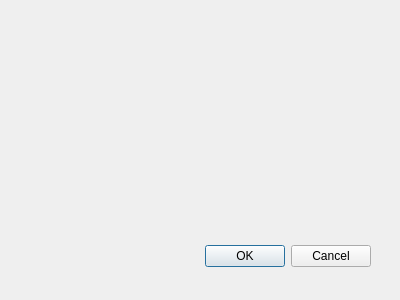
First picture: the form in qceplib-base/qcepsetdatavaluerangedialog.ui, repository guyjennings/qxrd, before the edit.
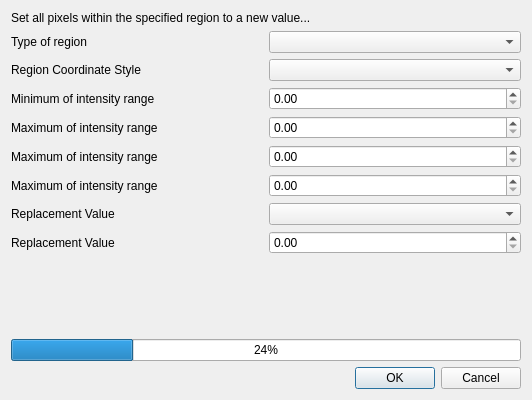
Second picture: the form after the edit.

Commit message: Initial implementation of set data value range command

What changed in the file:
```diff
--- a/qceplib-base/qcepsetdatavaluerangedialog.ui
+++ b/qceplib-base/qcepsetdatavaluerangedialog.ui
@@ -8,29 +8,132 @@
    <rect>
     <x>0</x>
     <y>0</y>
-    <width>400</width>
-    <height>300</height>
+    <width>532</width>
+    <height>400</height>
    </rect>
   </property>
   <property name="windowTitle">
    <string>Dialog</string>
   </property>
-  <widget name="buttonBox" class="QDialogButtonBox">
-   <property name="geometry">
-    <rect>
-     <x>30</x>
-     <y>240</y>
-     <width>341</width>
-     <height>32</height>
-    </rect>
-   </property>
-   <property name="orientation">
-    <enum>Qt::Horizontal</enum>
-   </property>
-   <property name="standardButtons">
-    <set>QDialogButtonBox::Cancel|QDialogButtonBox::Ok</set>
-   </property>
-  </widget>
+  <layout class="QGridLayout" name="gridLayout">
+   <item row="2" column="1">
+    <widget class="QComboBox" name="m_RegionCoordinateStyle"/>
+   </item>
+   <item row="2" column="0">
+    <widget class="QLabel" name="label_7">
+     <property name="text">
+      <string>Region Coordinate Style</string>
+     </property>
+    </widget>
+   </item>
+   <item row="9" column="0" colspan="2">
+    <spacer name="verticalSpacer">
+     <property name="orientation">
+      <enum>Qt::Vertical</enum>
+     </property>
+     <property name="sizeHint" stdset="0">
+      <size>
+       <width>498</width>
+       <height>96</height>
+      </size>
+     </property>
+    </spacer>
+   </item>
+   <item row="1" column="0">
+    <widget class="QLabel" name="label_2">
+     <property name="text">
+      <string>Type of region </string>
+     </property>
+    </widget>
+   </item>
+   <item row="1" column="1">
+    <widget class="QComboBox" name="m_RegionType"/>
+   </item>
+   <item row="0" column="0" colspan="2">
+    <widget class="QLabel" name="label">
+     <property name="text">
+      <string>Set all pixels within the specified region to a new value...</string>
+     </property>
+    </widget>
+   </item>
+   <item row="3" column="1">
+    <widget class="QDoubleSpinBox" name="m_RegionX1"/>
+   </item>
+   <item row="10" column="0" colspan="2">
+    <widget class="QProgressBar" name="m_ProgressIndicator">
+     <property name="value">
+      <number>24</number>
+     </property>
+    </widget>
+   </item>
+   <item row="7" column="1">
+    <widget class="QComboBox" name="m_OutputChoice"/>
+   </item>
+   <item row="11" column="0" colspan="2">
+    <widget class="QDialogButtonBox" name="buttonBox">
+     <property name="orientation">
+      <enum>Qt::Horizontal</enum>
+     </property>
+     <property name="standardButtons">
+      <set>QDialogButtonBox::Cancel|QDialogButtonBox::Ok</set>
+     </property>
+    </widget>
+   </item>
+   <item row="4" column="1">
+    <widget class="QDoubleSpinBox" name="m_RegionY1"/>
+   </item>
+   <item row="8" column="0">
+    <widget class="QLabel" name="label_6">
+     <property name="text">
+      <string>Replacement Value</string>
+     </property>
+    </widget>
+   </item>
+   <item row="7" column="0">
+    <widget class="QLabel" name="label_5">
+     <property name="text">
+      <string>Replacement Value</string>
+     </property>
+    </widget>
+   </item>
+   <item row="3" column="0">
+    <widget class="QLabel" name="m_RegionLabelX1">
+     <property name="text">
+      <string>Minimum of intensity range</string>
+     </property>
+    </widget>
+   </item>
+   <item row="8" column="1">
+    <widget class="QDoubleSpinBox" name="m_NewValue"/>
+   </item>
+   <item row="5" column="1">
+    <widget class="QDoubleSpinBox" name="m_RegionX2"/>
+   </item>
+   <item row="4" column="0">
+    <widget class="QLabel" name="m_RegionLabelY1">
+     <property name="text">
+      <string>Maximum of intensity range</string>
+     </property>
+    </widget>
+   </item>
+   <item row="6" column="1">
+    <widget class="QDoubleSpinBox" name="m_RegionY2"/>
+   </item>
+   <item row="5" column="0">
+    <widget class="QLabel" name="m_RegionLabelX2">
+     <property name="text">
+      <string>Maximum of intensity range</string>
+     </property>
+    </widget>
+   </item>
+   <item row="6" column="0">
+    <widget class="QLabel" name="m_RegionLabelY2">
+     <property name="text">
+      <string>Maximum of intensity range</string>
+     </property>
+    </widget>
+   </item>
+  </layout>
  </widget>
  <pixmapfunction/>
  <resources/>
```
Left out of the diff: 9 changed lines with no effect on the pictures. The commit also changes 7 other files.
